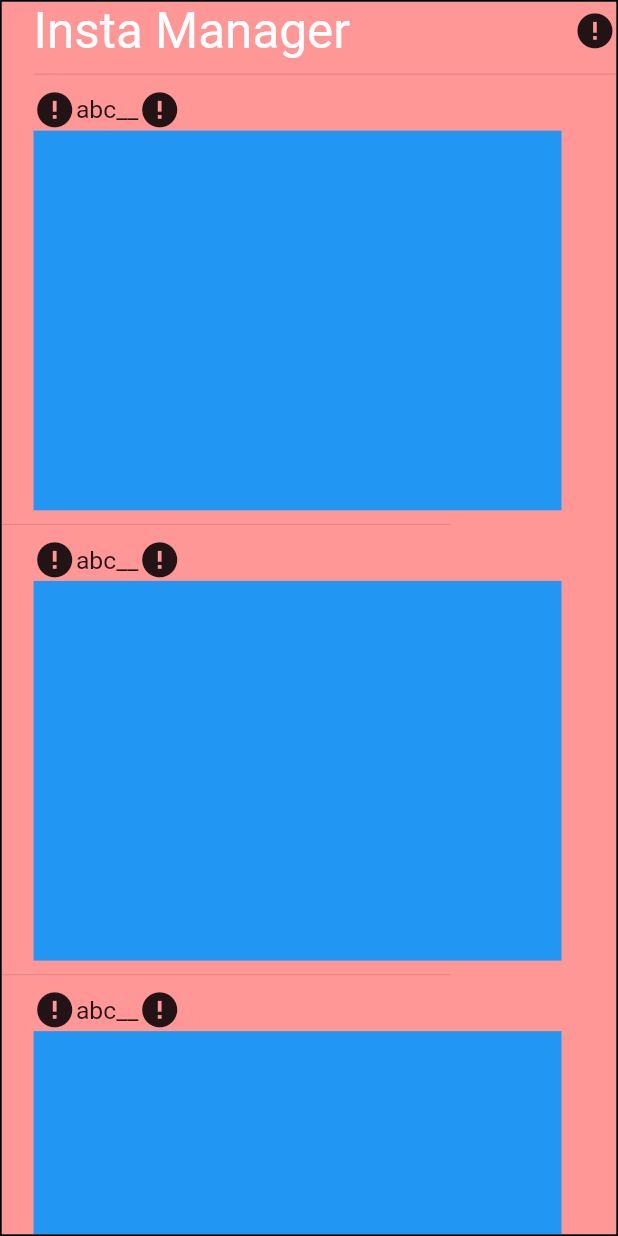
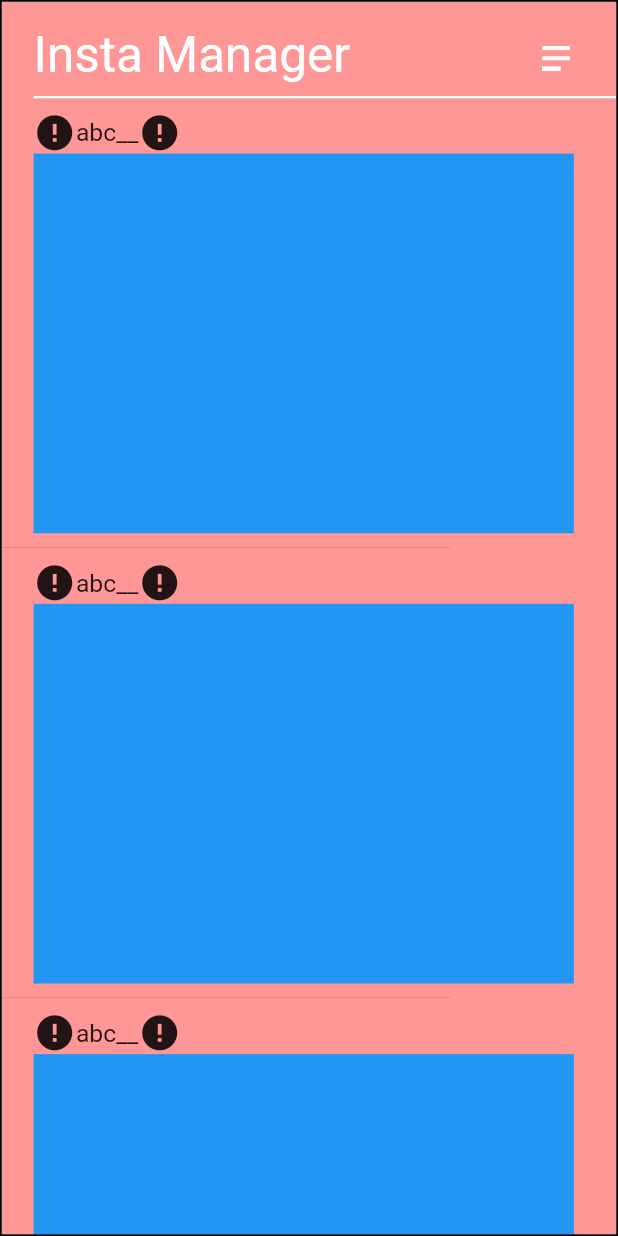
Before and after one commit to dev-tryit/insta_crawller_flutter, a Flutter app: the MainPage screen opened directly, on a phone screen of 412 x 824 dp. Run offline on Flutter 3.47's test engine with Material 2 defaults, Android fonts, the phone set to English and light mode, and no system bars; our stand-ins replace animate_do, cloud_firestore, email_validator, firebase_auth, firebase_core, flutter_easyloading and 9 more; missing offline and left inert: firedart, logger_flutter, puppeteer, unsplash_client, window_manager; accounts and stored records are empty; Roboto replaces fonts that are missing (Coiny).

Commit message:
MainPage 앱바완성

```diff
--- a/_code/lib/page/main/MainPage.dart
+++ b/_code/lib/page/main/MainPage.dart
@@ -38,23 +38,28 @@ class _MainPageState extends KDHState<MainPage> {
 
   Widget appBar() {
     return Padding(
-      padding: const EdgeInsets.only(left:18),
+      padding: const EdgeInsets.only(left:18, top:18),
       child: Column(
+        mainAxisAlignment: MainAxisAlignment.center,
+        crossAxisAlignment: CrossAxisAlignment.center,
         children: [
           Row(
+            crossAxisAlignment: CrossAxisAlignment.center,
             children: [
               Text(
                 "Insta Manager",
                 style: MyFonts.coiny(
                   fontSize: 28,
+                  height: 1.0,
                   color: MyTheme.subColor,
                 ),
               ),
               Spacer(),
-              Icon(Icons.error),
+              Image(width:16,height:20,image: AssetImage('images/notes_icon.png'), fit: BoxFit.contain),
+              SizedBox(width: 26),
             ],
           ),
-          Divider(),
+          Divider(thickness: 1.3, color: MyTheme.subColor),
         ],
       ),
     );
@@ -72,7 +77,7 @@ class _MainPageState extends KDHState<MainPage> {
     return Column(
       children: [
         Container(
-          padding: const EdgeInsets.only(left:18, right: 31),
+          padding: const EdgeInsets.only(left:18, right: 24),
           child: Column(
             children: [
               Row(
--- a/_code/pubspec.yaml
+++ b/_code/pubspec.yaml
@@ -114,10 +114,7 @@ flutter:
 
   # To add assets to your application, add an assets section, like this:
     assets:
-      - images/backgroundTop.png
-      - images/boxIcon.png
-      - images/plusIcon.png
-      - images/minusIcon.png
+      - images/notes_icon.png
 
   # An image asset can refer to one or more resolution-specific "variants", see
   # https://flutter.dev/assets-and-images/#resolution-aware.
```
Also changed, not shown: _code/images/backgroundTop.png (deleted), _code/images/boxIcon.png (deleted), _code/images/minusIcon.png (deleted), _code/images/notes_icon.png (added), _code/images/plusIcon.png (deleted).
